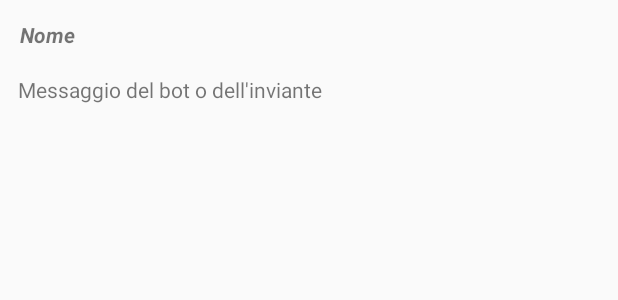
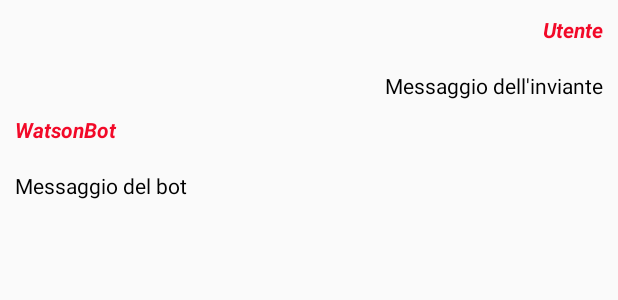
Before and after one commit to smesh13/WatsonAssistantAndroid, an Android app: the layout interno_recycle_view.xml on its own in the app's theme, with its tools: preview values and no code run, on a phone screen of 412 x 824 dp. Shown: the top 300 px of the screen. Run offline under Robolectric (Android 15) with nearby library versions, the phone set to English and light mode, and no system bars.

Commit message:
Ui della chat completata

```diff
--- a/app/src/main/res/layout/interno_recycle_view.xml
+++ b/app/src/main/res/layout/interno_recycle_view.xml
@@ -1,45 +1,54 @@
 <?xml version="1.0" encoding="utf-8"?>
-<LinearLayout
-    xmlns:android="http://schemas.android.com/apk/res/android"
+<LinearLayout xmlns:android="http://schemas.android.com/apk/res/android"
     xmlns:app="http://schemas.android.com/apk/res-auto"
     xmlns:tools="http://schemas.android.com/tools"
     android:layout_width="match_parent"
     android:layout_height="wrap_content"
-    >
-
-    <RelativeLayout
-        android:id="@+id/parent_layout"
+    android:orientation="vertical">
+    <TextView
+        android:id="@+id/viewNome"
         android:layout_width="match_parent"
         android:layout_height="wrap_content"
-        app:layout_constraintBottom_toBottomOf="parent"
-        app:layout_constraintStart_toStartOf="parent"
-        app:layout_constraintTop_toTopOf="parent">
+        android:layout_marginTop="10dp"
+        android:layout_marginEnd="10dp"
+        android:layout_marginRight="10dp"
+        android:gravity="right"
+        android:text="Utente"
+        android:textColor="@color/colorAccent"
+        android:textStyle="bold|italic" />
 
-        <TextView
-            android:id="@+id/viewNome"
-            android:layout_width="wrap_content"
-            android:layout_height="wrap_content"
-            android:layout_alignParentStart="true"
-            android:layout_alignParentLeft="true"
-            android:layout_alignParentTop="true"
-            android:layout_marginStart="13dp"
-            android:layout_marginLeft="13dp"
-            android:layout_marginTop="13dp"
-            android:text="Nome"
-            android:textStyle="bold|italic" />
+    <TextView
+        android:id="@+id/viewMessaggio"
+        android:layout_width="match_parent"
+        android:layout_height="wrap_content"
+        android:layout_marginTop="18dp"
+        android:layout_marginEnd="10dp"
+        android:gravity="right"
+        android:layout_marginRight="10dp"
+        android:text="Messaggio dell'inviante"
+        android:textColor="@color/colorPrimaryDark" />
+    <TextView
+        android:id="@+id/viewNomeBot"
+        android:layout_width="match_parent"
+        android:layout_height="wrap_content"
+        android:layout_marginTop="10dp"
 
-        <TextView
-            android:id="@+id/viewMessaggio"
-            android:layout_width="wrap_content"
-            android:layout_height="wrap_content"
-            android:layout_below="@+id/viewNome"
-            android:layout_alignParentStart="true"
-            android:layout_alignParentLeft="true"
-            android:layout_marginStart="12dp"
-            android:layout_marginLeft="12dp"
-            android:layout_marginTop="17dp"
-            android:text="Messaggio del bot o dell'inviante" />
+        android:layout_marginRight="10dp"
+        android:layout_marginLeft="10dp"
+        android:text="WatsonBot"
+        android:textColor="@color/colorAccent"
+        android:textStyle="bold|italic" />
 
-    </RelativeLayout>
+    <TextView
+        android:id="@+id/viewMessaggioBot"
+        android:layout_width="match_parent"
+        android:layout_height="wrap_content"
+        android:layout_marginTop="18dp"
+
+        android:layout_marginRight="10dp"
+        android:layout_marginLeft="10dp"
+        android:text="Messaggio del bot "
+        android:textColor="@color/colorPrimaryDark" />
+
 
 </LinearLayout>
--- a/app/src/main/res/values/colors.xml
+++ b/app/src/main/res/values/colors.xml
@@ -1,6 +1,6 @@
 <?xml version="1.0" encoding="utf-8"?>
 <resources>
     <color name="colorPrimary">#8FEAE1</color>
-    <color name="colorPrimaryDark">#00574B</color>
-    <color name="colorAccent">#D81B60</color>
+    <color name="colorPrimaryDark">#000000</color>
+    <color name="colorAccent">#F20928</color>
 </resources>
```
Also changed, not shown: app/src/main/java/com/example/def/Main3Activity.java (+15 -21 lines), app/src/main/java/com/example/def/RecycleViewAdapter.java (+16 -11 lines), app/src/main/res/layout/activity_main3.xml (+11 -4 lines).
